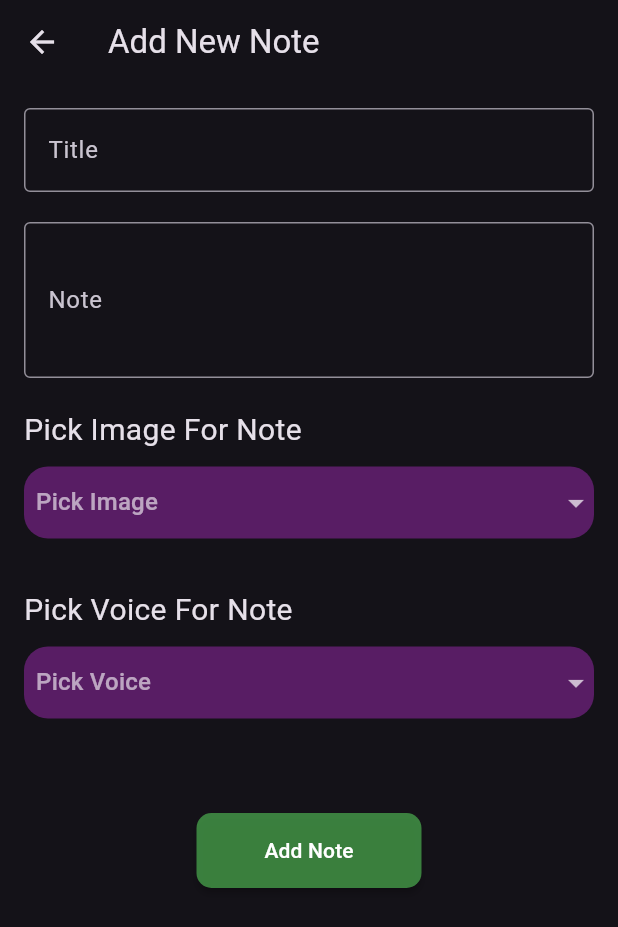
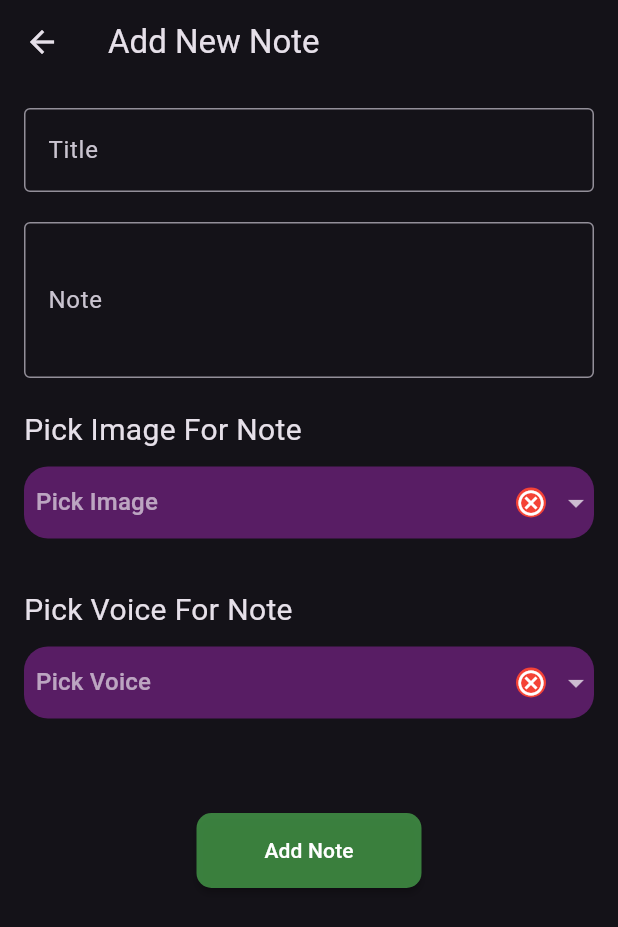
Before and after one commit to MohamedRefaat90/NotesApp, a Flutter app: the AddNote screen opened by its route, on a phone screen of 412 x 824 dp. Shown: the top 927 px of the screen. Run offline on Flutter 3.47's test engine with Material 2 defaults, Android fonts, the phone set to English and light mode, and no system bars; our stand-ins replace bloc, file_picker, flutter_bloc, image_picker; missing offline and left inert: audio_waveforms.

Commit message:
add (image/voice) indicator & finish Add note Page

```diff
--- a/lib/View/AddNote/AddNote.dart
+++ b/lib/View/AddNote/AddNote.dart
@@ -4,12 +4,15 @@ import 'package:notes/View/AddNote/AddNote_cubit/add_note_cubit.dart';
 
 import 'Widgets/NoteDescription.dart';
 import 'Widgets/NoteTitle.dart';
-import 'Widgets/PickFile.dart';
+import 'Widgets/pickImageFile.dart';
 import 'Widgets/addButton.dart';
+import 'Widgets/pickVoiceFile.dart';
 
 class AddNote extends StatelessWidget {
   dynamic selected;
   static String id = 'AddNote';
+
+  AddNote({super.key});
   @override
   Widget build(BuildContext context) {
     return Scaffold(
@@ -31,9 +34,9 @@ class AddNote extends StatelessWidget {
                   const SizedBox(height: 20),
                   const NoteDescription(),
                   const SizedBox(height: 20),
-                  pickFile(typeOfFile: "Image"),
+                  pickImageFile(),
                   const SizedBox(height: 20),
-                  pickFile(typeOfFile: "Voice"),
+                  pickVoiceFile(),
                   const SizedBox(height: 50),
                   const AddButton()
                 ],
--- a/lib/View/AddNote/AddNote_cubit/add_note_cubit.dart
+++ b/lib/View/AddNote/AddNote_cubit/add_note_cubit.dart
@@ -5,7 +5,7 @@ import 'package:bloc/bloc.dart';
 import 'package:flutter/material.dart';
 import 'package:image_picker/image_picker.dart';
 import 'package:path/path.dart';
-
+import 'package:file_picker/file_picker.dart';
 import '../Widgets/bottomSheet.dart';
 
 part 'add_note_state.dart';
@@ -16,6 +16,8 @@ class AddNoteCubit extends Cubit<AddNoteState> {
   RecorderController controller = RecorderController();
 
   dynamic voiceType;
+  bool pickImageSuccess = false;
+  bool pickVoiceSuccess = false;
 
   startRecord() async {
     controller
@@ -28,6 +30,8 @@ class AddNoteCubit extends Cubit<AddNoteState> {
     if (hasPermission) {
       emit(AddNoteVoiceLoading());
       await controller.record();
+      emit(AddNoteVoiceSuccess());
+
     }
   }
 
@@ -36,9 +40,22 @@ class AddNoteCubit extends Cubit<AddNoteState> {
     emit(AddNoteVoiceSuccess());
   }
 
- void openBottomSheet(BuildContext context) {
+  void openBottomSheet(BuildContext context) {
     // emit(AddNoteVoiceLoading());
     bottomSheet(context);
+  }
+
+  pickAudioFile() async {
+    FilePickerResult? result = await FilePicker.platform.pickFiles();
+
+    if (result != null) {
+      File file = File(result.files.single.path!);
+      pickVoiceSuccess = true;
+      emit(AddNoteVoiceSuccess());
+    } else {
+
+      emit(AddNoteVoiceFailure());
+    }
   }
 
   void pickImage(String type) async {
@@ -50,6 +67,9 @@ class AddNoteCubit extends Cubit<AddNoteState> {
     if (image != null) {
       file = File(image.path);
       var imgName = basename(image.path);
+emit(AddNoteImageSuccess());
+    }else{
+emit(AddNoteImageFailure());
     }
   }
 }
--- a/lib/View/AddNote/Widgets/PickFile.dart
+++ /dev/null
@@ -1,83 +0,0 @@
-// ignore_for_file: public_member_api_docs, sort_constructors_first
-import 'package:flutter_bloc/flutter_bloc.dart';
-import 'package:notes/View/AddNote/AddNote_cubit/add_note_cubit.dart';
-import 'package:flutter/material.dart';
-
-import 'bottomSheet.dart';
-
-class pickFile extends StatelessWidget {
-  String typeOfFile = '';
-
-  pickFile({super.key, required this.typeOfFile});
-  @override
-  Widget build(BuildContext context) {
-    return SizedBox(
-        height: 100,
-        child: Column(
-          crossAxisAlignment: CrossAxisAlignment.start,
-          children: [
-            Text(
-              'Pick $typeOfFile For Note',
-              style: const TextStyle(fontSize: 20),
-            ),
-            const SizedBox(height: 10),
-            Container(
-              decoration: BoxDecoration(
-                  color: Colors.purple.withOpacity(0.5),
-                  borderRadius: BorderRadius.circular(16)),
-              child: DropdownButtonHideUnderline(
-                  child: DropdownButton(
-                hint: Padding(
-                  padding: const EdgeInsets.symmetric(horizontal: 8.0),
-                  child: Text("Pick $typeOfFile"),
-                ),
-                isExpanded: true,
-                onChanged: (value) {
-
-                },
-                items: [
-                  DropdownMenuItem(
-                    value: 'Voice Note',
-                    child: Padding(
-                      padding: const EdgeInsets.symmetric(horizontal: 8.0),
-                      child: Text(typeOfFile == "Voice"
-                          ? 'Pick Voice Note'
-                          : "Pick From Gallery"),
-                    ),
-                    onTap: () {
-                      if (typeOfFile == "Voice") {
-
-                      } else {
-                        BlocProvider.of<AddNoteCubit>(context)
-                            .pickImage("Gallery");
-                      }
-                    },
-                  ),
-                  DropdownMenuItem(
-                      value: 'Recorde',
-                      child: Padding(
-                        padding: const EdgeInsets.symmetric(horizontal: 8.0),
-                        child: Text(typeOfFile == "Voice"
-                            ? 'Recorde Voice Note'
-                            : "Capture Image "),
-                      ),
-                      onTap: () async {
-                        if (typeOfFile == "Voice") {
-                          BlocProvider.of<AddNoteCubit>(context)
-                              .openBottomSheet(context);
-                          // bottomSheet(context);
-                        } else {
-
-                          BlocProvider.of<AddNoteCubit>(context)
-                              .pickImage("Camera");
-                        }
-                      }),
-                ],
-                borderRadius: BorderRadius.circular(16),
-                dropdownColor: Colors.purple,
-              )),
-            ),
-          ],
-        ));
-  }
-}
--- /dev/null
+++ b/lib/View/AddNote/Widgets/pickImageFile.dart
@@ -0,0 +1,94 @@
+// ignore_for_file: public_member_api_docs, sort_constructors_first
+import 'package:flutter_bloc/flutter_bloc.dart';
+import 'package:notes/View/AddNote/AddNote_cubit/add_note_cubit.dart';
+import 'package:flutter/material.dart';
+
+
+class pickImageFile extends StatelessWidget {
+  const pickImageFile({super.key});
+  @override
+  Widget build(BuildContext context) {
+    return SizedBox(
+        height: 100,
+        child: Column(
+          crossAxisAlignment: CrossAxisAlignment.start,
+          children: [
+            const Text(
+              'Pick Image For Note',
+              style: TextStyle(fontSize: 20),
+            ),
+            const SizedBox(height: 10),
+            Container(
+              decoration: BoxDecoration(
+                  color: Colors.purple.withOpacity(0.5),
+                  borderRadius: BorderRadius.circular(16)),
+              child: DropdownButtonHideUnderline(
+                  child: DropdownButton(
+                hint: Padding(
+                  padding: const EdgeInsets.symmetric(horizontal: 8.0),
+                  child: Row(
+                    mainAxisAlignment: MainAxisAlignment.spaceBetween,
+                    children: [
+                      const Text("Pick Image"),
+                      BlocListener<AddNoteCubit, AddNoteState>(
+                        listener: (context, state) {
+                          if (state is AddNoteImageSuccess) {
+                            BlocProvider.of<AddNoteCubit>(context)
+                                .pickImageSuccess = true;
+                          } else if (state is AddNoteImageFailure) {
+                            BlocProvider.of<AddNoteCubit>(context)
+                                .pickImageSuccess = false;
+                          }
+                        },
+                        child: CircleAvatar(
+                            backgroundColor:
+                                BlocProvider.of<AddNoteCubit>(context)
+                                        .pickImageSuccess
+                                    ? Colors.green
+                                    : Colors.red,
+                            radius: 10,
+                            child: Icon(
+                              BlocProvider.of<AddNoteCubit>(context)
+                                      .pickImageSuccess
+                                  ? Icons.done
+                                  : Icons.cancel_outlined,
+                              size: 20,
+                              color: Colors.white,
+                            )),
+                      )
+                    ],
+                  ),
+                ),
+                isExpanded: true,
+                borderRadius: BorderRadius.circular(16),
+                dropdownColor: Colors.purple,
+                onChanged: (value) {},
+                items: [
+                  DropdownMenuItem(
+                    value: 'Voice Note',
+                    child: const Padding(
+                      padding: EdgeInsets.symmetric(horizontal: 8.0),
+                      child: Text("Pick From Gallery"),
+                    ),
+                    onTap: () {
+                      BlocProvider.of<AddNoteCubit>(context)
+                          .pickImage("Gallery");
+                    },
+                  ),
+                  DropdownMenuItem(
+                      value: 'Recorde',
+                      child: const Padding(
+                        padding: EdgeInsets.symmetric(horizontal: 8.0),
+                        child: Text("Capture Image "),
+                      ),
+                      onTap: () async {
+                        BlocProvider.of<AddNoteCubit>(context)
+                            .pickImage("Camera");
+                      }),
+                ],
+              )),
+            ),
+          ],
+        ));
+  }
+}
--- /dev/null
+++ b/lib/View/AddNote/Widgets/pickVoiceFile.dart
@@ -0,0 +1,95 @@
+// ignore_for_file: public_member_api_docs, sort_constructors_first
+import 'package:flutter_bloc/flutter_bloc.dart';
+import 'package:notes/View/AddNote/AddNote_cubit/add_note_cubit.dart';
+import 'package:flutter/material.dart';
+
+import 'bottomSheet.dart';
+
+class pickVoiceFile extends StatelessWidget {
+  const pickVoiceFile({super.key});
+  @override
+  Widget build(BuildContext context) {
+    return SizedBox(
+        height: 100,
+        child: Column(
+          crossAxisAlignment: CrossAxisAlignment.start,
+          children: [
+            const Text(
+              'Pick Voice For Note',
+              style: TextStyle(fontSize: 20),
+            ),
+            const SizedBox(height: 10),
+            Container(
+              decoration: BoxDecoration(
+                  color: Colors.purple.withOpacity(0.5),
+                  borderRadius: BorderRadius.circular(16)),
+              child: DropdownButtonHideUnderline(
+                  child: DropdownButton(
+                hint: Padding(
+                  padding: const EdgeInsets.symmetric(horizontal: 8.0),
+                  child: Row(
+                    mainAxisAlignment: MainAxisAlignment.spaceBetween,
+                    children: [
+                      const Text("Pick Voice"),
+                      BlocListener<AddNoteCubit, AddNoteState>(
+                        listener: (context, state) {
+                          if (state is AddNoteVoiceSuccess) {
+                            BlocProvider.of<AddNoteCubit>(context)
+                                .pickVoiceSuccess = true;
+                          } else if (state is AddNoteVoiceFailure) {
+                            BlocProvider.of<AddNoteCubit>(context)
+                                .pickVoiceSuccess = false;
+                          }
+                        },
+                        child: CircleAvatar(
+                            backgroundColor:
+                                BlocProvider.of<AddNoteCubit>(context)
+                                        .pickVoiceSuccess
+                                    ? Colors.green
+                                    : Colors.red,
+                            radius: 10,
+                            child: Icon(
+                              BlocProvider.of<AddNoteCubit>(context)
+                                      .pickVoiceSuccess
+                                  ? Icons.done
+                                  : Icons.cancel_outlined,
+                              size: 20,
+                              color: Colors.white,
+                            )),
+                      )
+                    ],
+                  ),
+                ),
+                isExpanded: true,
+                borderRadius: BorderRadius.circular(16),
+                dropdownColor: Colors.purple,
+                onChanged: (value) {},
+                items: [
+                  DropdownMenuItem(
+                    value: 'Voice Note',
+                    child: const Padding(
+                      padding: EdgeInsets.symmetric(horizontal: 8.0),
+                      child: Text('Pick Voice Note'),
+                    ),
+                    onTap: () {
+                      BlocProvider.of<AddNoteCubit>(context).pickAudioFile();
+                    },
+                  ),
+                  DropdownMenuItem(
+                      value: 'Recorde',
+                      child: const Padding(
+                        padding: EdgeInsets.symmetric(horizontal: 8.0),
+                        child: Text('Recorde Voice Note'),
+                      ),
+                      onTap: () async {
+                        BlocProvider.of<AddNoteCubit>(context)
+                            .openBottomSheet(context);
+                        bottomSheet(context);
+                      }),
+                ],
+              )),
+            ),
+          ],
+        ));
+  }
+}
--- a/pubspec.yaml
+++ b/pubspec.yaml
@@ -38,6 +38,7 @@ dependencies:
   image_picker: ^0.8.7+4
   audio_waveforms: ^1.0.4
   flutter_bloc: ^8.1.2
+  file_picker: ^5.2.11
 
 dev_dependencies:
   flutter_test:
```
Also changed, not shown: pubspec.lock.
